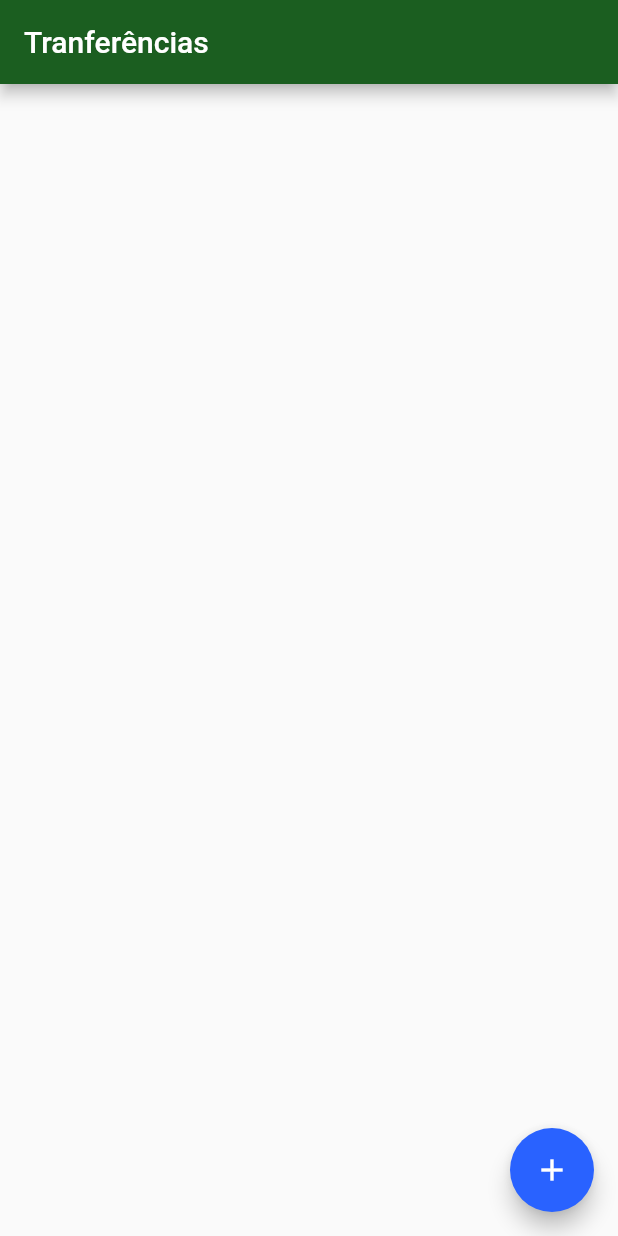
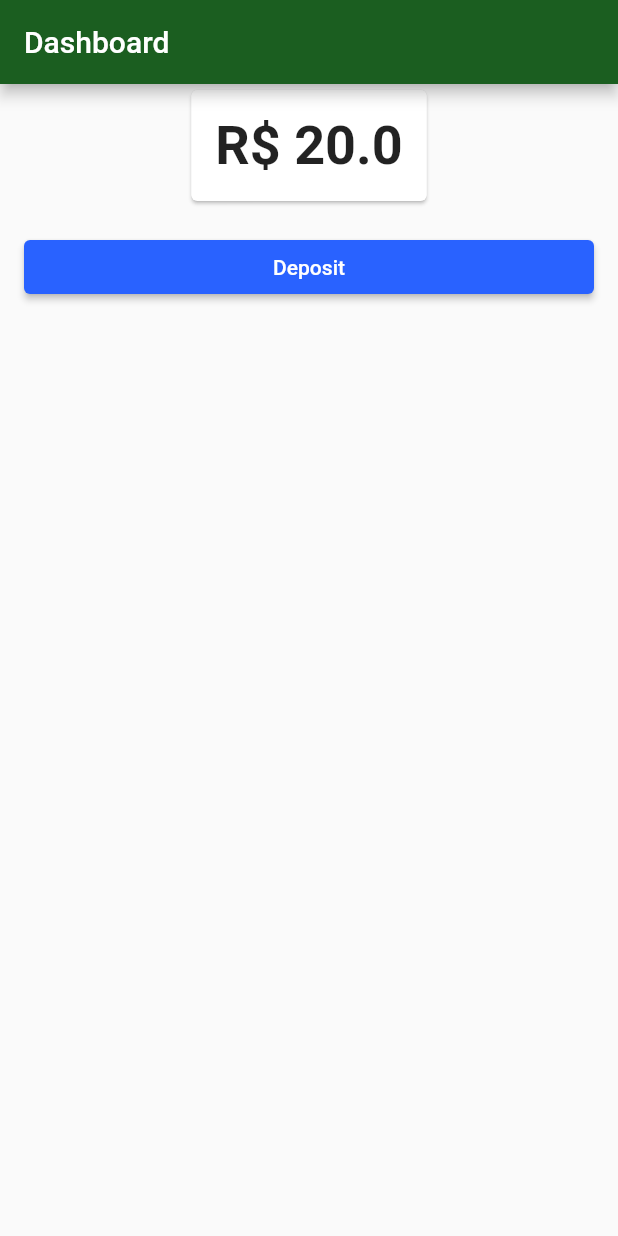
Before and after one commit to mauriiciobarbosa/bytebank, a Flutter app: the screen it shows after launch, on a phone screen of 412 x 824 dp. Run offline on Flutter 3.47's test engine with Material 2 defaults, Android fonts, the phone set to English and light mode, and no system bars.

```diff
--- /dev/null
+++ b/lib/components/available_amount.dart
@@ -0,0 +1,24 @@
+import 'package:bytebank/models/amount.dart';
+import 'package:flutter/material.dart';
+import 'package:provider/provider.dart';
+
+class AvailableAmount extends StatelessWidget {
+  @override
+  Widget build(BuildContext context) {
+    return Card(
+      child: Padding(
+        padding: const EdgeInsets.all(16.0),
+        child: Consumer<Amount>(builder: (context, value, child) {
+          return Text(
+            value.toString(),
+            style: TextStyle(
+              fontSize: 36.0,
+              fontWeight: FontWeight.bold,
+            ),
+            textAlign: TextAlign.center,
+          );
+        }),
+      ),
+    );
+  }
+}
--- a/lib/main.dart
+++ b/lib/main.dart
@@ -1,13 +1,22 @@
-import 'package:bytebank/screens/transfer/list_screen.dart';
+import 'package:bytebank/models/amount.dart';
+import 'package:bytebank/screens/dashboard/dashboard.dart';
 import 'package:flutter/material.dart';
+import 'package:provider/provider.dart';
 
-void main() => runApp(ByteBankApp());
+void main() {
+  runApp(
+    ChangeNotifierProvider<Amount>(
+      create: (context) => Amount(20), // which value we will be observing
+      builder: (context, child) => ByteBankApp(), // who should we notify
+    ),
+  );
+}
 
 class ByteBankApp extends StatelessWidget {
   @override
   Widget build(BuildContext context) {
     return MaterialApp(
-      home: TransferListScreen(),
+      home: Dashboard(),
       theme: ThemeData(
         primaryColor: Colors.green[900],
         accentColor: Colors.blueAccent[700],
--- /dev/null
+++ b/lib/models/amount.dart
@@ -0,0 +1,22 @@
+import 'package:flutter/foundation.dart';
+
+class Amount with ChangeNotifier {
+  double _value;
+
+  Amount(this._value) : super();
+
+  void add(double value) {
+    _value += value;
+    notifyListeners();
+  }
+
+  void remove(double value) {
+    _value -= value;
+    notifyListeners();
+  }
+
+  @override
+  String toString() {
+    return 'R\$ $_value';
+  }
+}
--- /dev/null
+++ b/lib/screens/dashboard/dashboard.dart
@@ -0,0 +1,35 @@
+import 'package:bytebank/components/available_amount.dart';
+import 'package:bytebank/screens/deposit/Deposit.dart';
+import 'package:flutter/material.dart';
+
+class Dashboard extends StatelessWidget {
+  @override
+  Widget build(BuildContext context) {
+    return Scaffold(
+      appBar: AppBar(
+        title: Text('Dashboard'),
+      ),
+      body: ListView(
+        children: [
+          Align(
+            alignment: Alignment.topCenter,
+            child: AvailableAmount(),
+          ),
+          Padding(
+            padding: const EdgeInsets.all(16.0),
+            child: ElevatedButton(
+              onPressed: () {
+                Navigator.push(context, MaterialPageRoute(
+                  builder: (context) {
+                    return Deposit();
+                  },
+                ));
+              },
+              child: Text('Deposit'),
+            ),
+          )
+        ],
+      ),
+    );
+  }
+}
--- a/pubspec.yaml
+++ b/pubspec.yaml
@@ -23,6 +23,7 @@ environment:
 dependencies:
   flutter:
     sdk: flutter
+  provider: ^5.0.0
 
 
   # The following adds the Cupertino Icons font to your application.
```
Also changed, not shown: lib/screens/deposit/Deposit.dart (added, +44 -0 lines).
